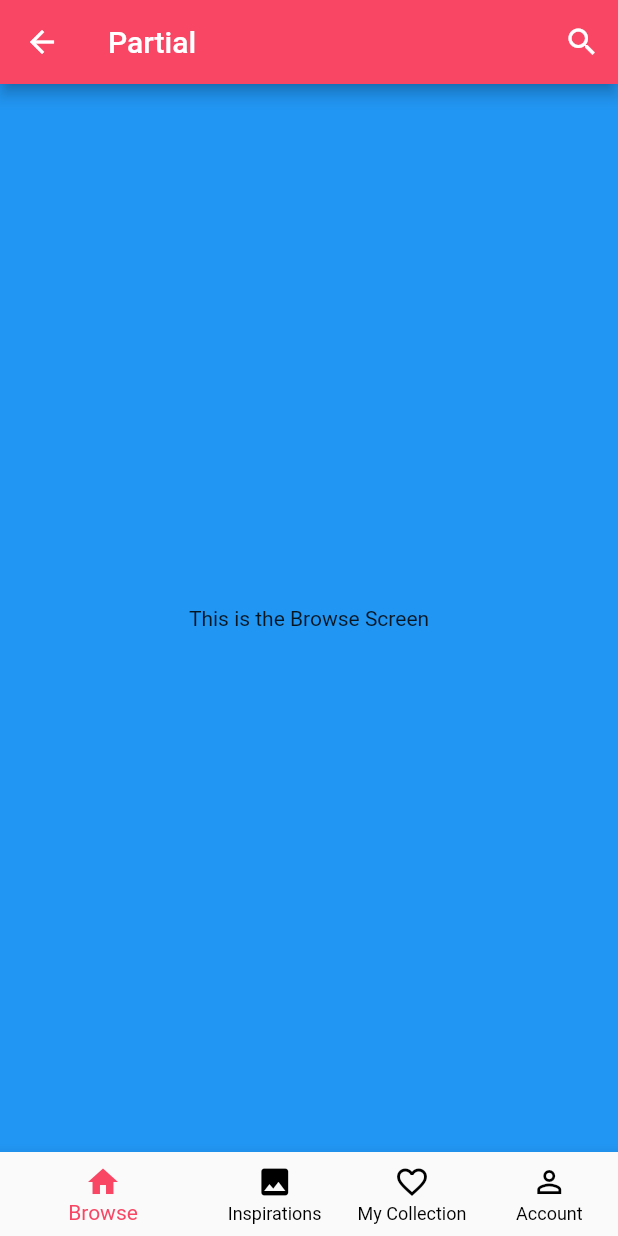
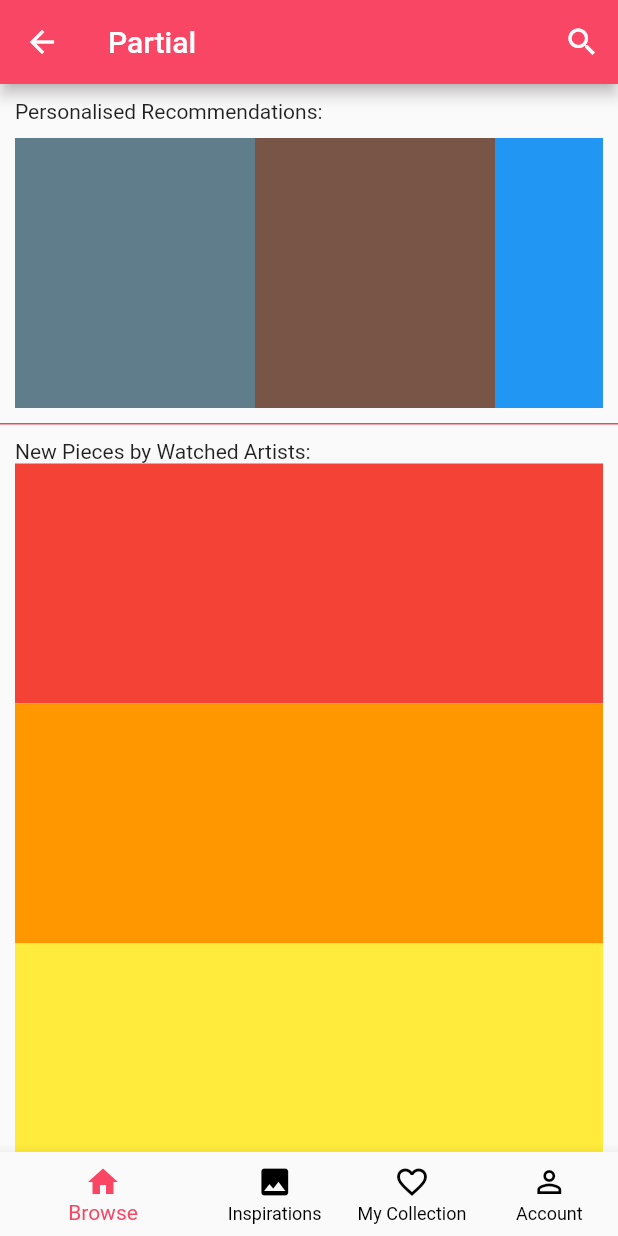
Before and after one commit to a-ng9/partial_gallery, a Flutter app: the screen it shows after launch, after a tap on "Log in", on a phone screen of 412 x 824 dp. Run offline on Flutter 3.47's test engine with Material 2 defaults, Android fonts, the phone set to English and light mode, and no system bars.

Commit message:
Added a UI to browse screen

```diff
--- a/lib/screens/browseScreen.dart
+++ b/lib/screens/browseScreen.dart
@@ -1,13 +1,59 @@
 import 'package:flutter/material.dart';
+import 'package:partial_gallery/utils/styles.dart';
 
 class BrowseScreen extends StatelessWidget {
   @override
   Widget build(BuildContext context) {
     return Scaffold(
-      backgroundColor: Colors.blue,
-      body: Center(
-        child: Container(
-          child: Text("This is the Browse Screen"),
+      body: SingleChildScrollView(
+        child: Column(
+          crossAxisAlignment: CrossAxisAlignment.start,
+          children: <Widget>[
+            //first title
+            Padding(
+              padding: const EdgeInsets.only(top: 10.0, left: 10),
+              child: Text("Personalised Recommendations:"),
+            ),
+            //Horizontal scroll
+            Container(
+              padding: const EdgeInsets.all(10),
+              height: 200,
+              child: ListView(
+                scrollDirection: Axis.horizontal,
+                children: <Widget>[
+                  Container(width: 160, color: Colors.blueGrey),
+                  Container(width: 160, color: Colors.brown),
+                  Container(width: 160, color: Colors.blue),
+                  Container(width: 160, color: Colors.red),
+                  Container(width: 160, color: Colors.yellow),
+                  Container(width: 160, color: Colors.green)
+                ],
+              ),
+            ),
+            //Line in the middle (line that seperates the perso and the new pieces)
+            Container(
+              color: Styles.getPinkMaterialColor,
+              height: 1,
+              width: MediaQuery.of(context).size.width,
+            ),
+            //second title
+            Padding(
+              padding: const EdgeInsets.only(top: 10, left: 10),
+              child: Text("New Pieces by Watched Artists:"),
+            ),
+            Padding(
+              padding: const EdgeInsets.only(left: 10.0, right: 10),
+              child: Column(
+                children: <Widget>[
+                  Container(height: 160, color: Colors.red),
+                  Container(height: 160, color: Colors.orange),
+                  Container(height: 160, color: Colors.yellow),
+                  Container(height: 160, color: Colors.green),
+                  Container(height: 160, color: Colors.teal),
+                ],
+              ),
+            )
+          ],
         ),
       ),
     );
--- a/lib/screens/myReviews.dart
+++ b/lib/screens/myReviews.dart
@@ -1,5 +1,4 @@
 import 'package:flutter/material.dart';
-import 'package:partial_gallery/screens/myReviews.dart';
 
 class MyReviews extends StatelessWidget {
   @override
```
